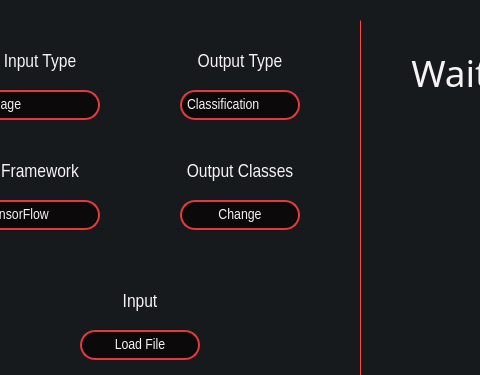
This is UIs/main-page.ui in heidariarash/NN2GUI as Qt 5 draws it before an edit; both pictures show x 90 to 570 and y 0 to 375 of the 1000 by 750 pixel window. The edited form follows.
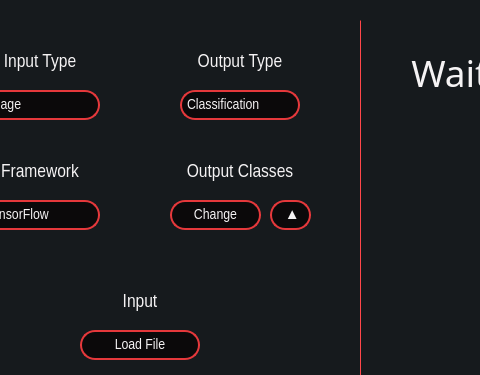
This is the edited form. Icons and pictures are not drawn.

Commit message: load classes button added

```diff
--- a/UIs/main-page.ui
+++ b/UIs/main-page.ui
@@ -263,9 +263,9 @@
    <widget class="QPushButton" name="output_classes">
     <property name="geometry">
      <rect>
-      <x>270</x>
+      <x>260</x>
       <y>200</y>
-      <width>120</width>
+      <width>91</width>
       <height>30</height>
      </rect>
     </property>
@@ -908,6 +908,50 @@
      <bool>true</bool>
     </property>
    </widget>
+   <widget class="QPushButton" name="load_classes">
+    <property name="geometry">
+     <rect>
+      <x>360</x>
+      <y>200</y>
+      <width>41</width>
+      <height>30</height>
+     </rect>
+    </property>
+    <property name="sizePolicy">
+     <sizepolicy hsizetype="Preferred" vsizetype="Preferred">
+      <horstretch>0</horstretch>
+      <verstretch>15</verstretch>
+     </sizepolicy>
+    </property>
+    <property name="font">
+     <font>
+      <family>Arial Narrow</family>
+      <pointsize>11</pointsize>
+     </font>
+    </property>
+    <property name="cursor">
+     <cursorShape>PointingHandCursor</cursorShape>
+    </property>
+    <property name="styleSheet">
+     <string notr="true">QPushButton {
+    color: #F5F3F4;
+    border: 2px solid #E5383B;
+    border-radius: 15px;
+    background-color: #0B090A;
+}
+
+QPushButton:hover {
+    background-color: #A4161A;
+}
+
+QPushButton:disabled {
+	background-color: #BA181B;
+}</string>
+    </property>
+    <property name="text">
+     <string> ▲</string>
+    </property>
+   </widget>
   </widget>
   <widget class="QStatusBar" name="statusbar"/>
  </widget>
```
The commit also changes 1 other file.
